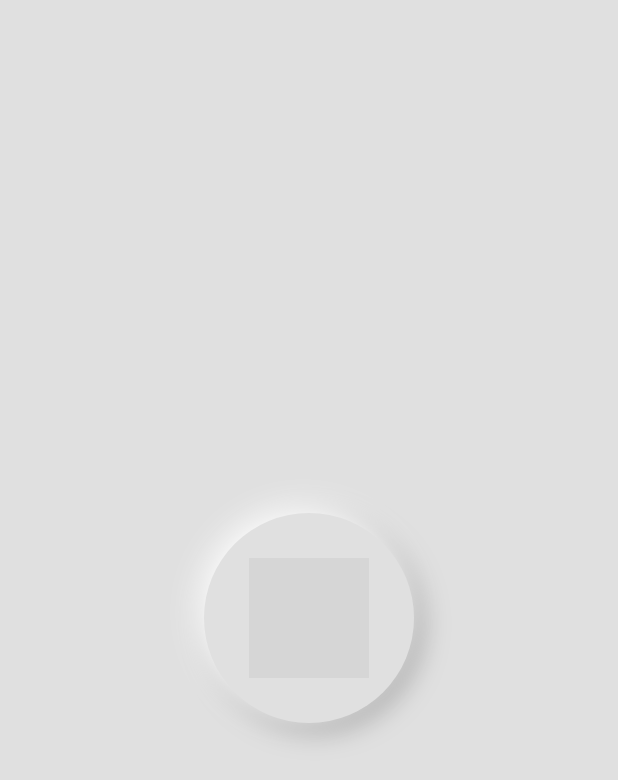
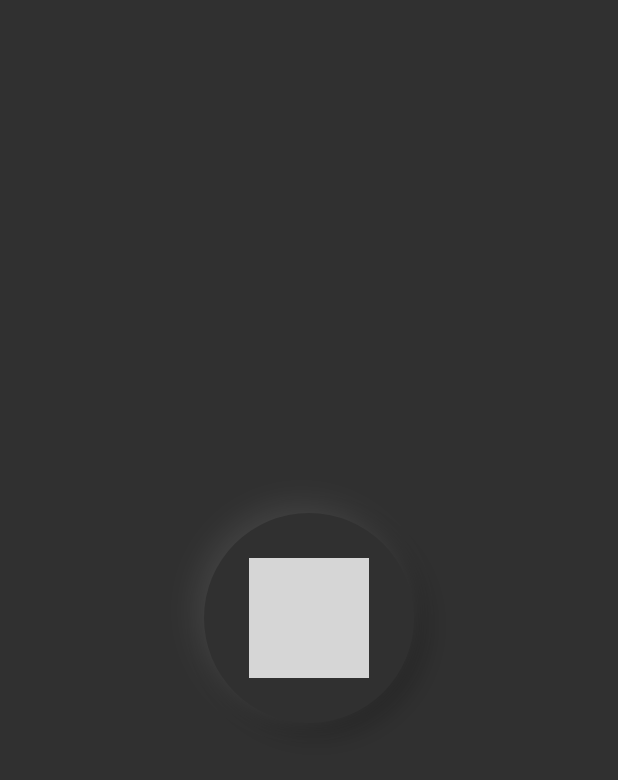
Before and after one commit to ckiggundu/neumorphism_flutter_dark, a Flutter app: the screen it shows after launch, on a phone screen of 412 x 824 dp. Shown: the top 780 px of the screen. Run offline on Flutter 3.47's test engine with Material 2 defaults, Android fonts, the phone set to English and light mode, and no system bars; grey boxes are pictures that could not be loaded.

Commit message:
Update main.dart

```diff
--- a/lib/main.dart
+++ b/lib/main.dart
@@ -52,32 +52,32 @@ class _MyHomePageState extends State<MyHomePage> {
   @override
   Widget build(BuildContext context) {
     return Scaffold(
-      backgroundColor: Colors.grey[300],
+      backgroundColor: Colors.grey[850],
       body: Center(
         child: Container(
           child: Image.asset(
             'images/icons8-instagram-250.png',
             height: 80,
-            color: Colors.grey[700],
+            color: Colors.white,
           ),
           padding: const EdgeInsets.all(30),
           decoration: BoxDecoration(
-            color: Colors.grey[300],
+            color: Colors.grey[850],
             //borderRadius: BorderRadius.circular(12),
             shape: BoxShape.circle,
             boxShadow: [
               //bottom right shadow is darker
               BoxShadow(
-                color: Colors.grey.shade500,
-                offset: const Offset(4, 4),
+                color: Colors.grey.shade900,
+                offset: const Offset(5, 5),
                 blurRadius: 15,
                 spreadRadius: 1,
               ),
 
               //top left shadow is lighter
-              const BoxShadow(
-                color: Colors.white,
-                offset: Offset(-4, -4),
+              BoxShadow(
+                color: Colors.grey.shade800,
+                offset: const Offset(-5, -5),
                 blurRadius: 15,
                 spreadRadius: 1,
               ),
```
